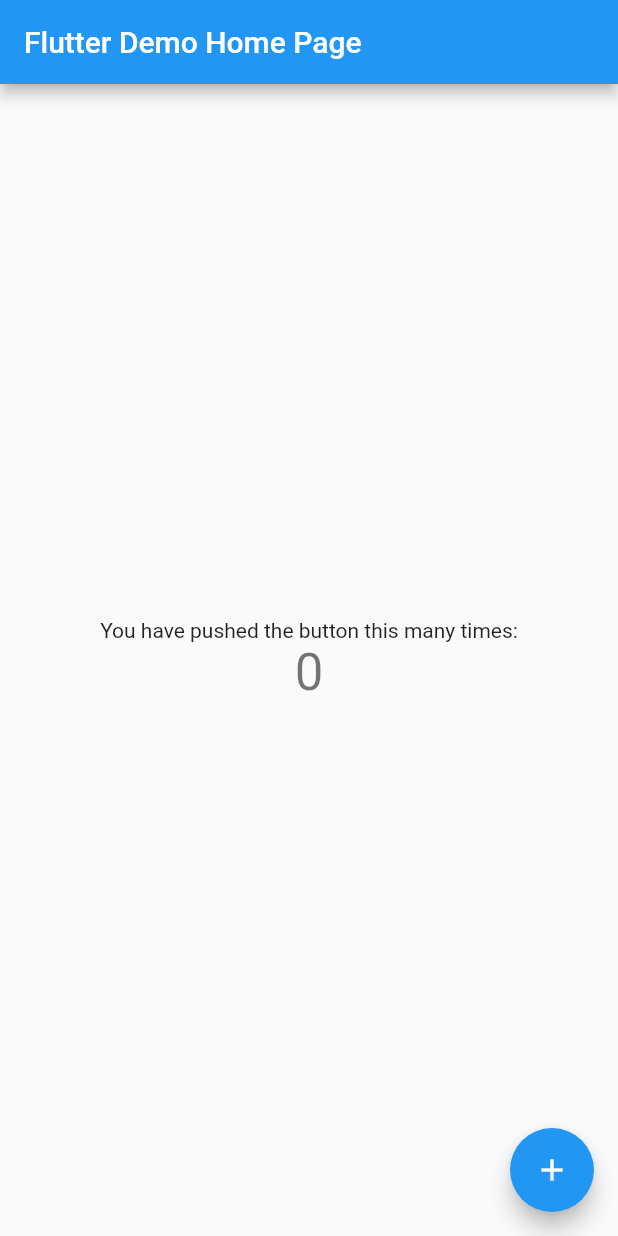
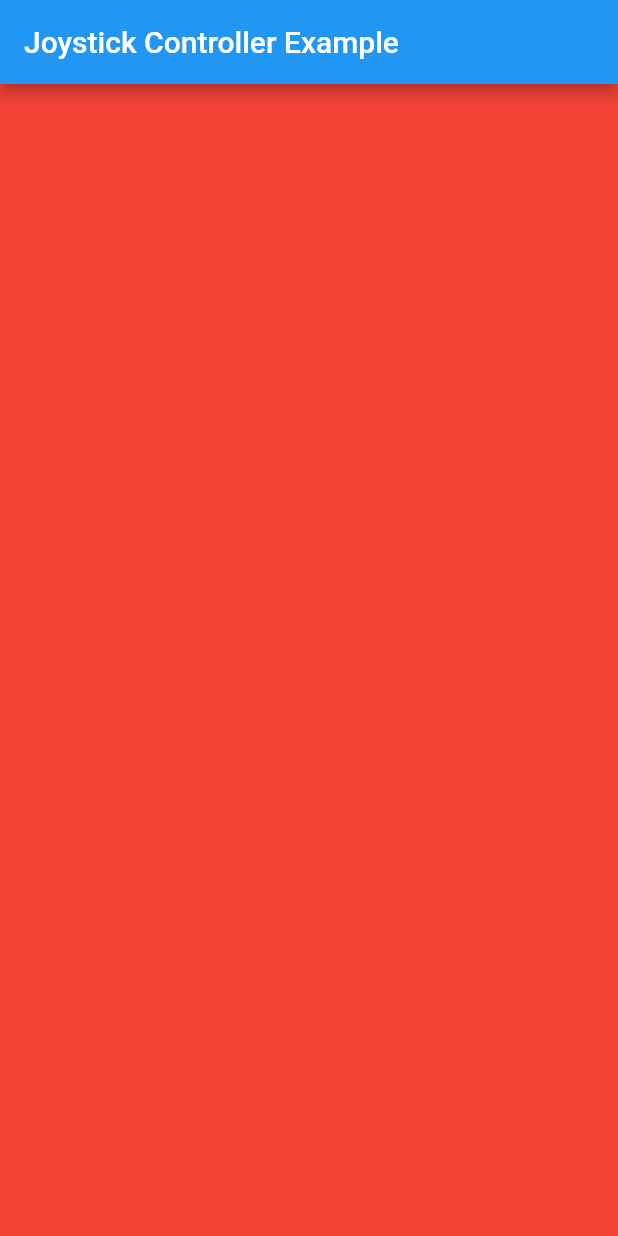
Before and after one commit to ZM009/control_pad_plus, a Flutter app: the screen it shows after launch, on a phone screen of 412 x 824 dp. Run offline on Flutter 3.47's test engine with Material 2 defaults, Android fonts, the phone set to English and light mode, and no system bars.

Commit message:
added home page, and fixed widget test

```diff
--- /dev/null
+++ b/example/lib/home_page.dart
@@ -0,0 +1,21 @@
+import 'package:flutter/material.dart';
+
+/// will be uncommented when release is created
+//import 'package:control_pad_plus/control_pad_plus.dart
+
+class MyHomePage extends StatelessWidget {
+  const MyHomePage({super.key});
+
+  @override
+  Widget build(BuildContext context) {
+    return Scaffold(
+      appBar: AppBar(
+        title: const Text("Joystick Controller Example"),
+      ),
+      body: Container(
+        color: Colors.red,
+        //child: JoystickView(),
+      ),
+    );
+  }
+}
--- a/example/lib/main.dart
+++ b/example/lib/main.dart
@@ -1,115 +1,18 @@
 import 'package:flutter/material.dart';
+import 'home_page.dart';
 
 void main() {
-  runApp(const MyApp());
+  runApp(const JoystickExample());
 }
 
-class MyApp extends StatelessWidget {
-  const MyApp({super.key});
+class JoystickExample extends StatelessWidget {
+  const JoystickExample({super.key});
 
-  // This widget is the root of your application.
   @override
   Widget build(BuildContext context) {
+    // ignore: prefer_const_constructors
     return MaterialApp(
-      title: 'Flutter Demo',
-      theme: ThemeData(
-        // This is the theme of your application.
-        //
-        // Try running your application with "flutter run". You'll see the
-        // application has a blue toolbar. Then, without quitting the app, try
-        // changing the primarySwatch below to Colors.green and then invoke
-        // "hot reload" (press "r" in the console where you ran "flutter run",
-        // or simply save your changes to "hot reload" in a Flutter IDE).
-        // Notice that the counter didn't reset back to zero; the application
-        // is not restarted.
-        primarySwatch: Colors.blue,
-      ),
-      home: const MyHomePage(title: 'Flutter Demo Home Page'),
+      home: const MyHomePage(),
     );
   }
 }
-
-class MyHomePage extends StatefulWidget {
-  const MyHomePage({super.key, required this.title});
-
-  // This widget is the home page of your application. It is stateful, meaning
-  // that it has a State object (defined below) that contains fields that affect
-  // how it looks.
-
-  // This class is the configuration for the state. It holds the values (in this
-  // case the title) provided by the parent (in this case the App widget) and
-  // used by the build method of the State. Fields in a Widget subclass are
-  // always marked "final".
-
-  final String title;
-
-  @override
-  State<MyHomePage> createState() => _MyHomePageState();
-}
-
-class _MyHomePageState extends State<MyHomePage> {
-  int _counter = 0;
-
-  void _incrementCounter() {
-    setState(() {
-      // This call to setState tells the Flutter framework that something has
-      // changed in this State, which causes it to rerun the build method below
-      // so that the display can reflect the updated values. If we changed
-      // _counter without calling setState(), then the build method would not be
-      // called again, and so nothing would appear to happen.
-      _counter++;
-    });
-  }
-
-  @override
-  Widget build(BuildContext context) {
-    // This method is rerun every time setState is called, for instance as done
-    // by the _incrementCounter method above.
-    //
-    // The Flutter framework has been optimized to make rerunning build methods
-    // fast, so that you can just rebuild anything that needs updating rather
-    // than having to individually change instances of widgets.
-    return Scaffold(
-      appBar: AppBar(
-        // Here we take the value from the MyHomePage object that was created by
-        // the App.build method, and use it to set our appbar title.
-        title: Text(widget.title),
-      ),
-      body: Center(
-        // Center is a layout widget. It takes a single child and positions it
-        // in the middle of the parent.
-        child: Column(
-          // Column is also a layout widget. It takes a list of children and
-          // arranges them vertically. By default, it sizes itself to fit its
-          // children horizontally, and tries to be as tall as its parent.
-          //
-          // Invoke "debug painting" (press "p" in the console, choose the
-          // "Toggle Debug Paint" action from the Flutter Inspector in Android
-          // Studio, or the "Toggle Debug Paint" command in Visual Studio Code)
-          // to see the wireframe for each widget.
-          //
-          // Column has various properties to control how it sizes itself and
-          // how it positions its children. Here we use mainAxisAlignment to
-          // center the children vertically; the main axis here is the vertical
-          // axis because Columns are vertical (the cross axis would be
-          // horizontal).
-          mainAxisAlignment: MainAxisAlignment.center,
-          children: <Widget>[
-            const Text(
-              'You have pushed the button this many times:',
-            ),
-            Text(
-              '$_counter',
-              style: Theme.of(context).textTheme.headlineMedium,
-            ),
-          ],
-        ),
-      ),
-      floatingActionButton: FloatingActionButton(
-        onPressed: _incrementCounter,
-        tooltip: 'Increment',
-        child: const Icon(Icons.add),
-      ), // This trailing comma makes auto-formatting nicer for build methods.
-    );
-  }
-}
```
Also changed, not shown: 1 other file.
